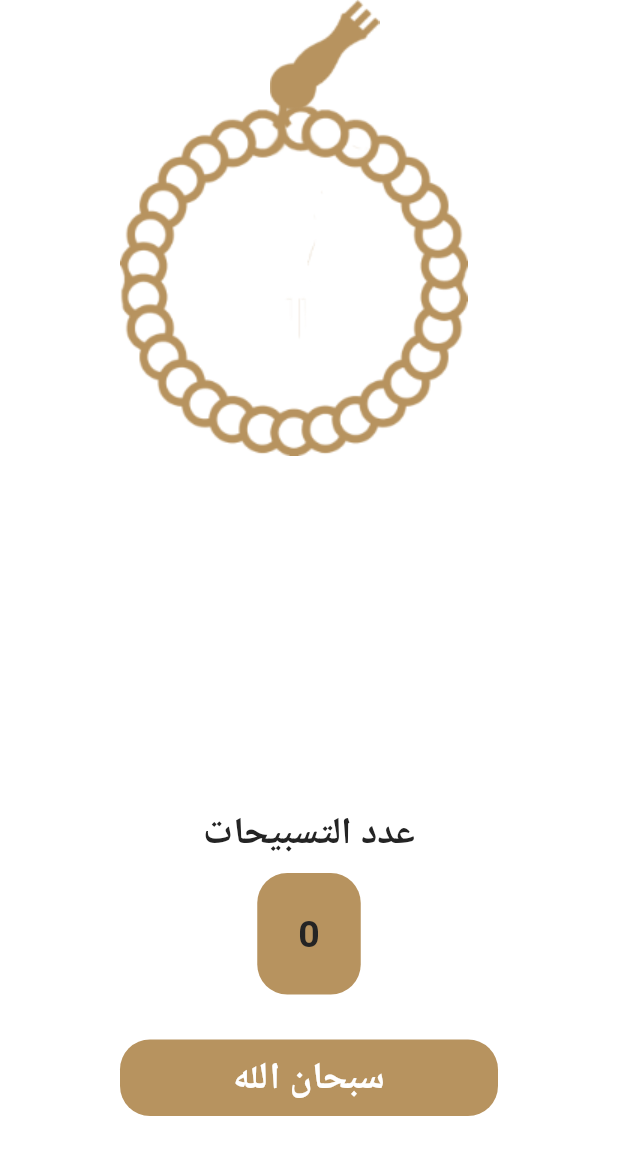
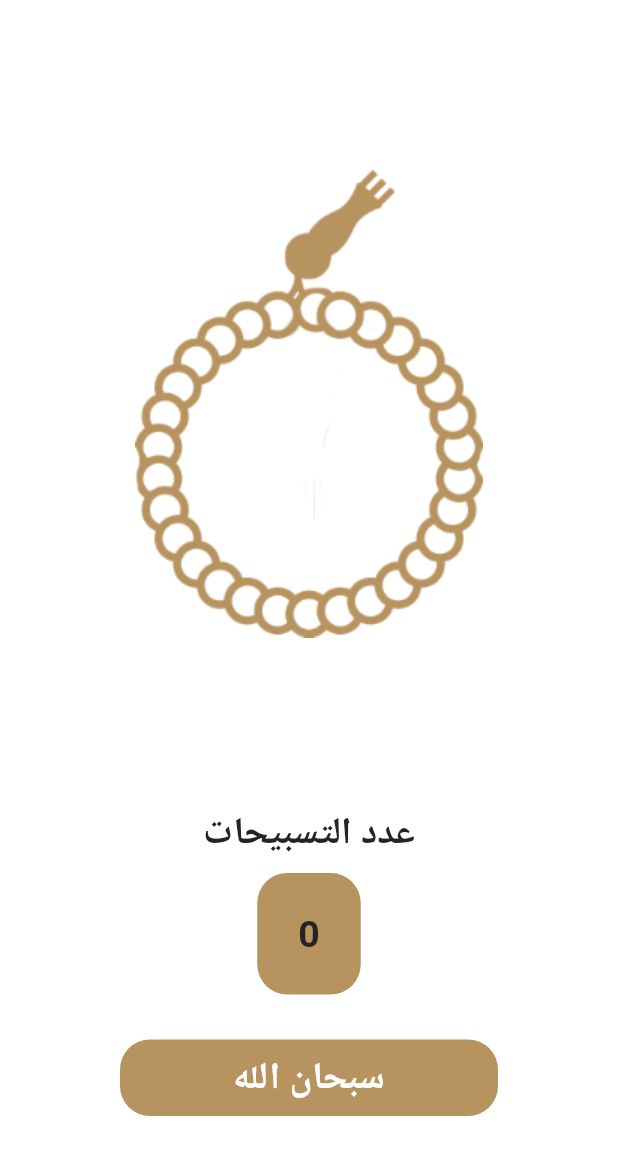
Before and after one commit to mahmoudgamal1704/Islami_App, a Flutter app: the SebhaTab widget shown alone on an empty page, opened directly, on a phone screen of 412 x 824 dp. Shown: the top 1155 px of the screen. Run offline on Flutter 3.47's test engine with Material 2 defaults, Android fonts, the phone set to English and light mode, and no system bars; generated files the repository leaves out were written again.

Commit message:
edit sebha pic

```diff
--- a/lib/home_screen/sebhatab.dart
+++ b/lib/home_screen/sebhatab.dart
@@ -20,12 +20,6 @@ class _SebhaTabState extends State<SebhaTab> {
       child: Column(
         children: [
           Expanded(
-            child: Stack(
-              children: [
-                Container(
-                  child: Positioned(
-                    top: 70,
-                    left: 80,
             child: InkWell(
                 onTap: () {
                   count++;
@@ -38,18 +32,7 @@ class _SebhaTabState extends State<SebhaTab> {
                   }
                   setState(() {});
                 },
-                        child: Image.asset('assets/images/sebhabody.png')),
-                  ),
-                ),
-                Container(
-                  child: Positioned(
-                    top: 0,
-                    left: 180,
-                    child: Image.asset('assets/images/sebhahead.png'),
-                  ),
-                ),
-              ],
-            ),
+                child: Image.asset('assets/images/sebhapic.png')),
           ),
           Text(
             'عدد التسبيحات',
```
Also changed, not shown: assets/images/2.0x/sebhapic@2x.png (added), assets/images/3.0x/sebhapic@3x.png (added), assets/images/sebhapic.png (added). Lines whose indentation alone changed are shown as unchanged.
